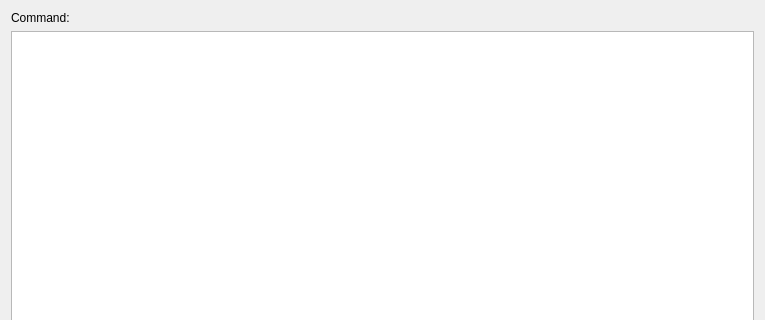
First picture: the form in XMonitor/ui/StepScriptDialog.ui, repository yewberry/yewtic, before the edit; both pictures show x 0 to 765 and y 0 to 320 of the 765 by 493 pixel window.
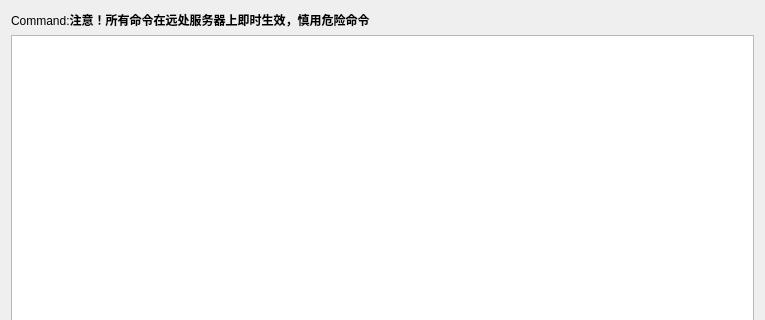
Second picture: the form after the edit.

```diff
--- a/XMonitor/ui/StepScriptDialog.ui
+++ b/XMonitor/ui/StepScriptDialog.ui
@@ -27,7 +27,7 @@
           </sizepolicy>
          </property>
          <property name="text">
-          <string>Command:</string>
+          <string>Command:&lt;b&gt;注意！所有命令在远处服务器上即时生效，慎用危险命令&lt;/b&gt;</string>
          </property>
         </widget>
        </item>
```
